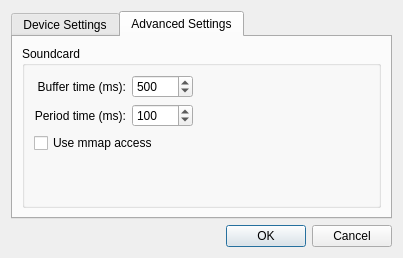
Above: src/plugins/Output/alsa/settingsdialog.ui from ksv1986/qmmp-staging before the change. Below: the same form after it.
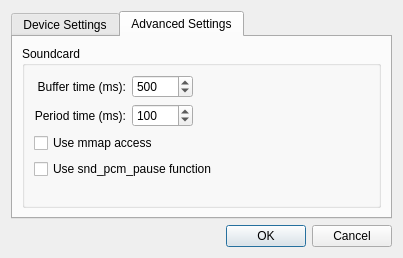
That is the form after the change. The open tabs and pages were chosen to show the change.

Commit message: added possibility to disable snd_pcm_pause function

The edit to the form file:
```diff
--- a/src/plugins/Output/alsa/settingsdialog.ui
+++ b/src/plugins/Output/alsa/settingsdialog.ui
@@ -181,7 +181,7 @@
             </property>
            </widget>
           </item>
-          <item row="3" column="1">
+          <item row="4" column="1">
            <spacer>
             <property name="orientation">
              <enum>Qt::Vertical</enum>
@@ -194,6 +194,13 @@
             </property>
            </spacer>
           </item>
+          <item row="3" column="0" colspan="3">
+           <widget class="QCheckBox" name="pauseCheckBox">
+            <property name="text">
+             <string>Use snd_pcm_pause function</string>
+            </property>
+           </widget>
+          </item>
          </layout>
         </widget>
        </item>
```
Left out of the diff: 2 changed lines with no effect on the pictures. The commit also changes 13 other files.
